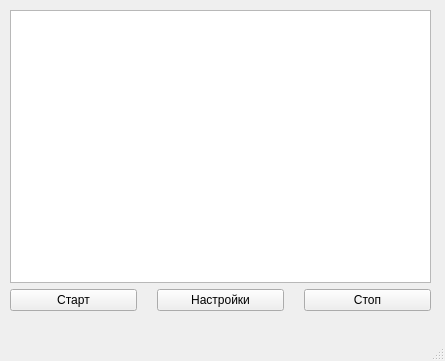
Qt form mainwindow.ui (sail004/convertService) before a commit.
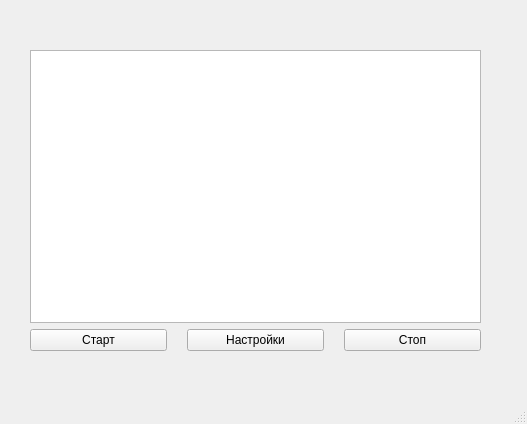
The same form after that commit.

Commit message: интерфейс

What changed in the file:
```diff
--- a/mainwindow.ui
+++ b/mainwindow.ui
@@ -6,8 +6,8 @@
    <rect>
     <x>0</x>
     <y>0</y>
-    <width>445</width>
-    <height>361</height>
+    <width>527</width>
+    <height>424</height>
    </rect>
   </property>
   <property name="windowTitle">
@@ -17,9 +17,9 @@
    <widget class="QWidget" name="verticalLayoutWidget">
     <property name="geometry">
      <rect>
-      <x>10</x>
-      <y>10</y>
-      <width>421</width>
+      <x>30</x>
+      <y>50</y>
+      <width>451</width>
       <height>301</height>
      </rect>
     </property>
@@ -28,7 +28,7 @@
       <enum>QLayout::SetDefaultConstraint</enum>
      </property>
      <item>
-      <widget class="QListView" name="logView"/>
+      <widget class="QListWidget" name="logView"/>
      </item>
      <item>
       <layout class="QHBoxLayout" name="horizontalLayout">
```
Left out of the diff: 2 changed lines with no effect on the pictures.
